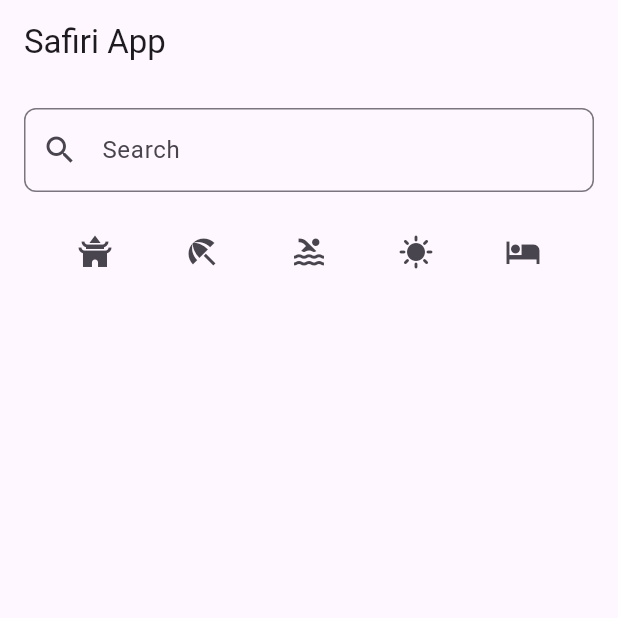
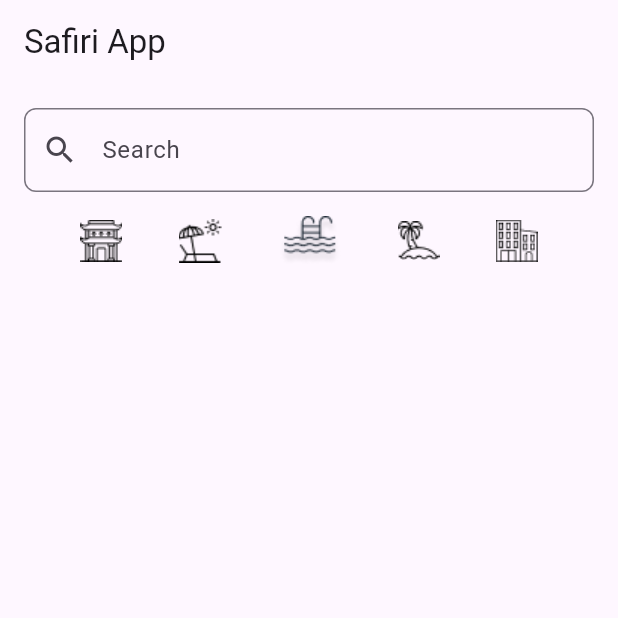
Before and after one commit to Mbonoka/Travel-app, a Flutter app: the screen it shows after launch, on a phone screen of 412 x 824 dp, the top half of it. Run offline on Flutter 3.47's test engine with Material 3 defaults, Android fonts, the phone set to English and light mode, and no system bars.

Commit message:
Updated Icons

```diff
--- a/lib/main.dart
+++ b/lib/main.dart
@@ -1,5 +1,5 @@
 import 'package:flutter/material.dart';
-import 'package:travel_app/pages/myhomepage.dart';
+import 'package:travel_app/pages/myhomepage_search.dart';
 
 void main() {
   runApp(const MyApp());
--- a/lib/pages/myhomepage.dart
+++ b/lib/pages/myhomepage_search.dart
@@ -1,5 +1,4 @@
 import 'package:flutter/material.dart';
-import 'homepage_destinations.dart';
 
 class HomePage extends StatelessWidget {
   const HomePage({super.key, required String title});
@@ -12,7 +11,6 @@ class HomePage extends StatelessWidget {
         padding: const EdgeInsets.all(16.0),
         child: Column(
           children: [
-            // Search Bar
             TextField(
               decoration: InputDecoration(
                 hintText: 'Search',
@@ -24,33 +22,30 @@ class HomePage extends StatelessWidget {
               ),
             ),
             const SizedBox(height: 16),
-            // Filter Icons
             Row(
               mainAxisAlignment: MainAxisAlignment.spaceEvenly,
               children: [
-                IconButton(
-                  icon: const Icon(Icons.temple_buddhist),
-                  onPressed: () {
-                    Navigator.push(
-                      context,
-                      MaterialPageRoute(
-                        builder: (context) => const DestinationList(),
-                      ),
-                    );
-                  },
-                ),
-                IconButton(
-                  icon: const Icon(Icons.beach_access),
-                  onPressed: () {},
+                GestureDetector(
+                  onTap: () {},
+                  child: Image.asset('assets/images/Vector.png'),
                 ),
 
-                IconButton(
-                  icon: const Icon(Icons.pool_outlined),
-                  onPressed: () {},
+                GestureDetector(
+                  onTap: () {},
+                  child: Image.asset('assets/images/beach.png'),
                 ),
-                IconButton(icon: const Icon(Icons.sunny), onPressed: () {}),
-                IconButton(icon: const Icon(Icons.hotel),
-                  onPressed: () {},
+
+                GestureDetector(
+                  onTap: () {},
+                  child: Image.asset('assets/images/swimming.png'),
+                ),
+                GestureDetector(
+                  onTap: () {},
+                  child: Image.asset('assets/images/island.png'),
+                ),
+                GestureDetector(
+                  onTap: () {},
+                  child: Image.asset('assets/images/building.png'),
                 ),
               ],
             ),
--- a/pubspec.yaml
+++ b/pubspec.yaml
@@ -58,9 +58,9 @@ flutter:
   uses-material-design: true
 
   # To add assets to your application, add an assets section, like this:
-  # assets:
-  #   - images/a_dot_burr.jpeg
-  #   - images/a_dot_ham.jpeg
+  assets:
+    - assets/images/
+
 
   # An image asset can refer to one or more resolution-specific "variants", see
   # https://flutter.dev/to/resolution-aware-images
```
Also changed, not shown: assets/images/Vector.png (added), assets/images/beach.png (added), assets/images/building.png (added), assets/images/island.png (added), assets/images/swimming.png (added).
